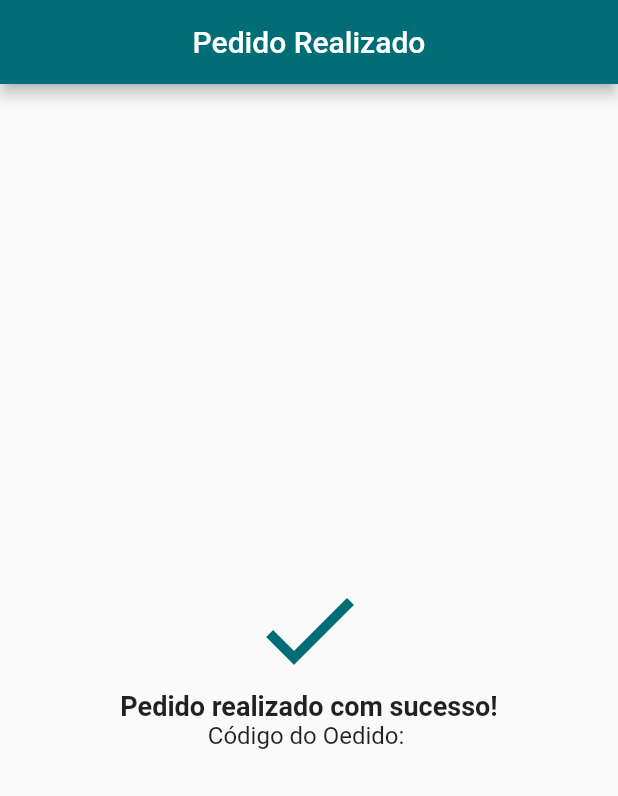
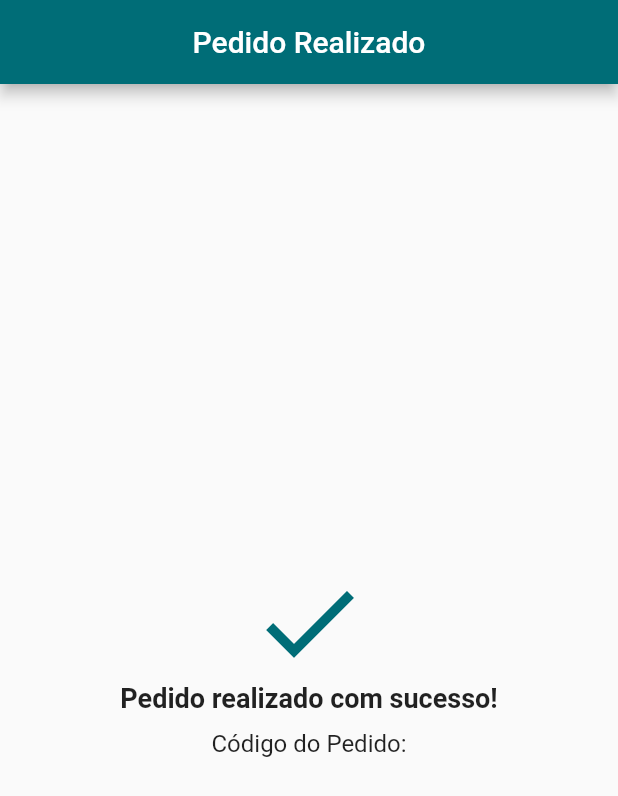
Before and after one commit to higorsnt/loja-virtual-app, a Flutter app: the OrderScreen screen opened directly with empty values, on a phone screen of 412 x 824 dp. Shown: the top 796 px of the screen. Run offline on Flutter 3.47's test engine with Material 2 defaults, Android fonts, the phone set to English and light mode, and no system bars; our stand-ins replace carousel_pro, cloud_firestore, firebase_auth, transparent_image; accounts and stored records are empty.

Commit message:
correções finalizadas

```diff
--- a/lib/main.dart
+++ b/lib/main.dart
@@ -16,7 +16,7 @@ class MyApp extends StatelessWidget {
           return ScopedModel<CartModel>(
             model: CartModel(model),
             child: MaterialApp(
-                title: "Flutter's Clothing",
+              title: "Loja Virtual",
               theme: ThemeData(
                 primarySwatch: Colors.blue,
                 primaryColor: Color.fromARGB(255, 0, 109, 119),
@@ -26,6 +26,7 @@ class MyApp extends StatelessWidget {
             ),
           );
         },
-        ));
+      ),
+    );
   }
 }
--- a/lib/models/cart_model.dart
+++ b/lib/models/cart_model.dart
@@ -108,7 +108,7 @@ class CartModel extends Model {
     double shipPrice = getShipPrice();
     double discount = getDiscount();
 
-    DocumentReference ref = await Firestore.instance.collection('order').add({
+    DocumentReference ref = await Firestore.instance.collection('orders').add({
       'clientId': user.firebaseUser.uid,
       'products': products.map((cartProduct) => cartProduct.toMap()).toList(),
       'shipPrice': shipPrice,
--- a/lib/screens/order_screen.dart
+++ b/lib/screens/order_screen.dart
@@ -31,12 +31,17 @@ class OrderScreen extends StatelessWidget {
                 fontWeight: FontWeight.bold,
                 fontSize: 18,
               ),
+              textAlign: TextAlign.center,
+            ),
+            SizedBox(
+              height: 10,
             ),
             Text(
-              'Código do Oedido: $orderId',
+              'Código do Pedido: $orderId',
               style: TextStyle(
                 fontSize: 16,
               ),
+              textAlign: TextAlign.center,
             ),
           ],
         ),
--- a/lib/tabs/home_tab.dart
+++ b/lib/tabs/home_tab.dart
@@ -17,7 +17,8 @@ class HomeTab extends StatelessWidget {
               ],
               begin: Alignment.topLeft,
               end: Alignment.bottomRight,
-          )),
+            ),
+          ),
         );
 
     return Stack(
```
Also changed, not shown: lib/screens/cart_screen.dart (+5 -3 lines). Lines whose indentation alone changed are shown as unchanged.
